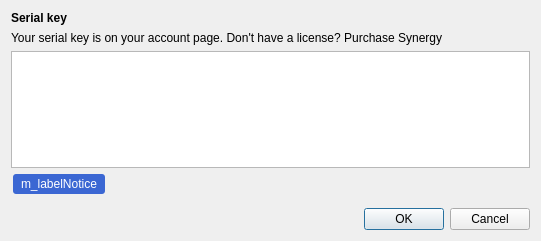
deskflow/deskflow, file src/gui/src/ActivationDialog.ui: the form before one commit.
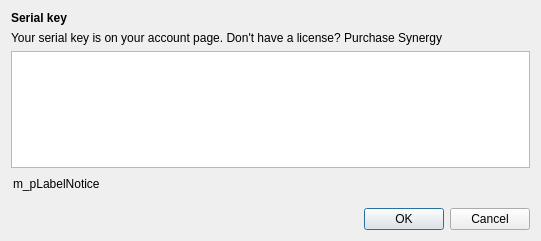
The form after the commit.

```diff
--- a/src/gui/src/ActivationDialog.ui
+++ b/src/gui/src/ActivationDialog.ui
@@ -75,16 +75,9 @@
        <number>8</number>
       </property>
       <item>
-       <widget class="QLabel" name="m_labelNotice">
-        <property name="styleSheet">
-         <string notr="true">padding: 3px 5px;
-border-radius: 3px;
-background-color: #3B67D3;
-color: #ffffff;
-top: 3px;</string>
-        </property>
+       <widget class="QLabel" name="m_pLabelNotice">
         <property name="text">
-         <string>m_labelNotice</string>
+         <string>m_pLabelNotice</string>
         </property>
         <property name="openExternalLinks">
          <bool>true</bool>
```
Left out of the diff: 6 changed lines with no effect on the pictures.
